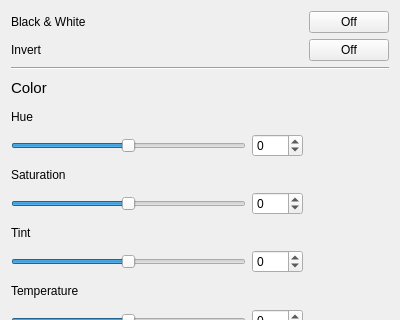
This is Palette/ColorControls.ui in JosefNatanael/ThePhotoEditor as Qt 5 draws it before an edit; both pictures show x 0 to 400 and y 0 to 320 of the 400 by 611 pixel window. The edited form follows.
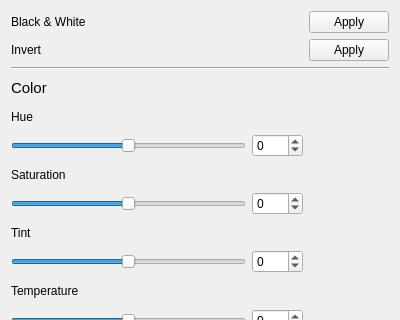
This is the edited form.

```diff
--- a/Palette/ColorControls.ui
+++ b/Palette/ColorControls.ui
@@ -17,7 +17,7 @@
    <item row="0" column="2">
     <widget class="QPushButton" name="bnwButton">
      <property name="text">
-      <string>Off</string>
+      <string>Apply</string>
      </property>
     </widget>
    </item>
@@ -67,7 +67,7 @@
    <item row="1" column="2">
     <widget class="QPushButton" name="invertButton">
      <property name="text">
-      <string>Off</string>
+      <string>Apply</string>
      </property>
     </widget>
    </item>
```
